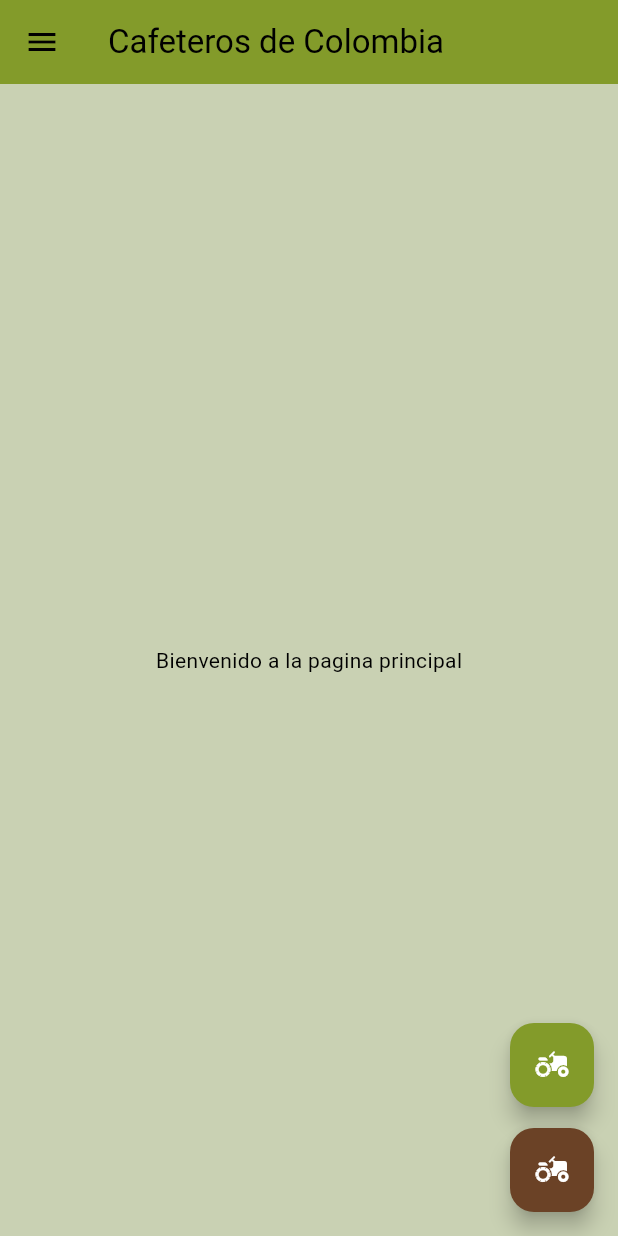
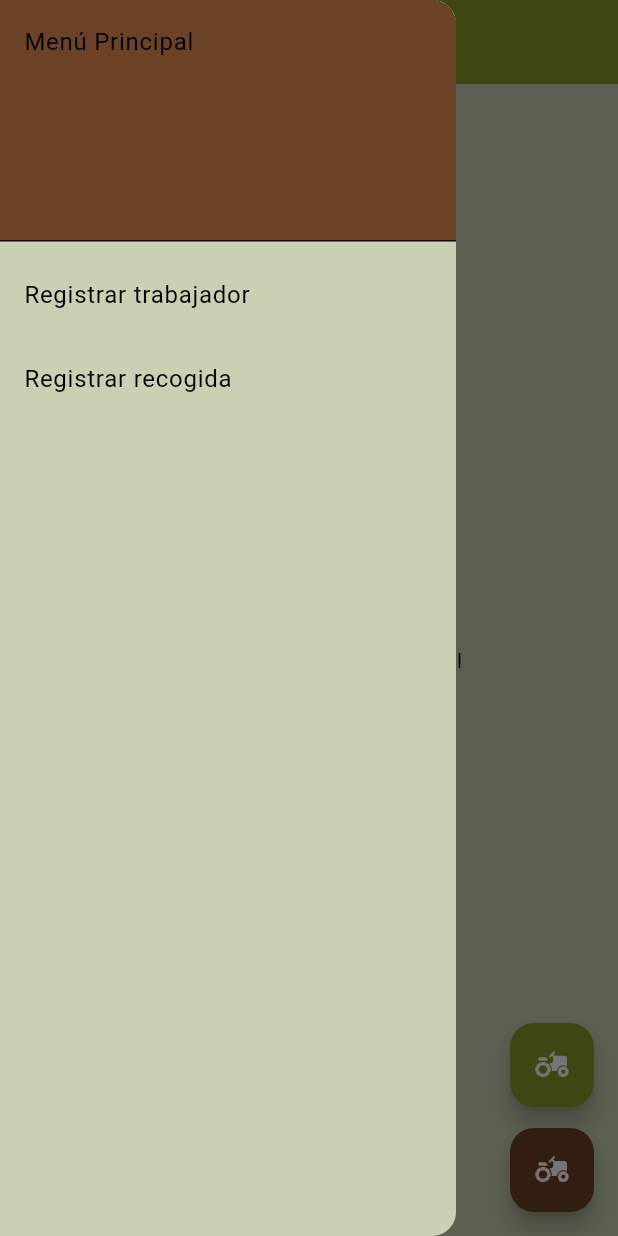
Before and after one commit to Kevin2001Acosta/Desarrollo-app-M-vil-para-cafeteros, a Flutter app: the screen it shows after launch, with the side drawer open (before the commit the screen has no drawer), on a phone screen of 412 x 824 dp. Run offline on Flutter 3.47's test engine with Material 3 defaults, Android fonts, the phone set to English and light mode, and no system bars; our stand-ins replace sqflite; accounts and stored records are empty.

Commit message:
changes before of pull

```diff
--- a/lib/Models/recogida_model.dart
+++ b/lib/Models/recogida_model.dart
@@ -19,9 +19,9 @@ class RecogidaModel {
 
   Map<String, dynamic> toJson() {
     return {
-      'jornal':? jornal,
+      'jornal': jornal,
       'fecha_inicio': fechaInicio.toIso8601String().substring(0, 10),
-      'fecha_fin': fechaFin.toIso8601String().substring(0, 10),
+      'fecha_fin': fechaFin?.toIso8601String().substring(0, 10),
       'kilos_totales': kilosTotales,
       'precio_kilo': precioKilo,
       'id_cosecha': idCosecha,
--- a/lib/Screens/home_page.dart
+++ b/lib/Screens/home_page.dart
@@ -53,6 +53,34 @@ class MyHomePage extends StatelessWidget {
             );
           }),
         ),
+        drawer: Drawer(
+          child: SizedBox(
+            width: 150,
+            child: ListView(
+              padding: EdgeInsets.zero,
+              children: <Widget>[
+                DrawerHeader(
+                  decoration: BoxDecoration(
+                    color: Theme.of(context).colorScheme.secondary,
+                  ),
+                  child: const Text('Menú Principal'),
+                ),
+                ListTile(
+                  title: const Text('Registrar trabajador'),
+                  onTap: () {
+                    Navigator.pop(context);
+                  },
+                ),
+                ListTile(
+                  title: const Text('Registrar recogida'),
+                  onTap: () {
+                    Navigator.pop(context);
+                  },
+                ),
+              ],
+            ),
+          ),
+        ),
         body: const Center(
           child: Text(
             'Bienvenido a la pagina principal',
--- a/lib/Screens/trabajo_recogida_page.dart
+++ b/lib/Screens/trabajo_recogida_page.dart
@@ -129,6 +129,7 @@ class _RecogidaPageState extends State<RecogidaPage> {
     final recogidaIniciada = context.watch<RecogidaProvider>().recogidaIniciada;
     final idCosecha = context.watch<CosechaProvider>().idCosecha;
     print('$recogidaIniciada build');
+    print('$idCosecha build');
 
     setState(() {
       this.recogidaIniciada = recogidaIniciada;
```
Also changed, not shown: lib/DataBase/data_base_helper.dart (+31 -21 lines), lib/Models/jornal_model.dart (+11 -11 lines).
